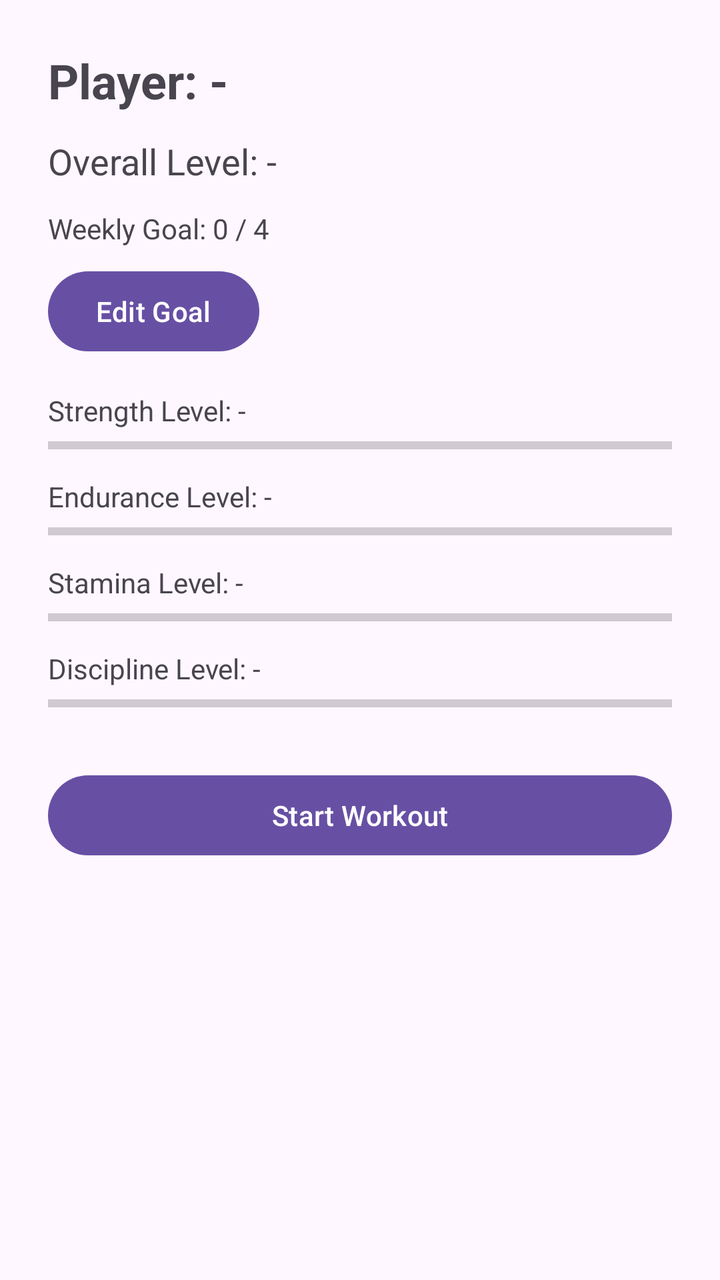
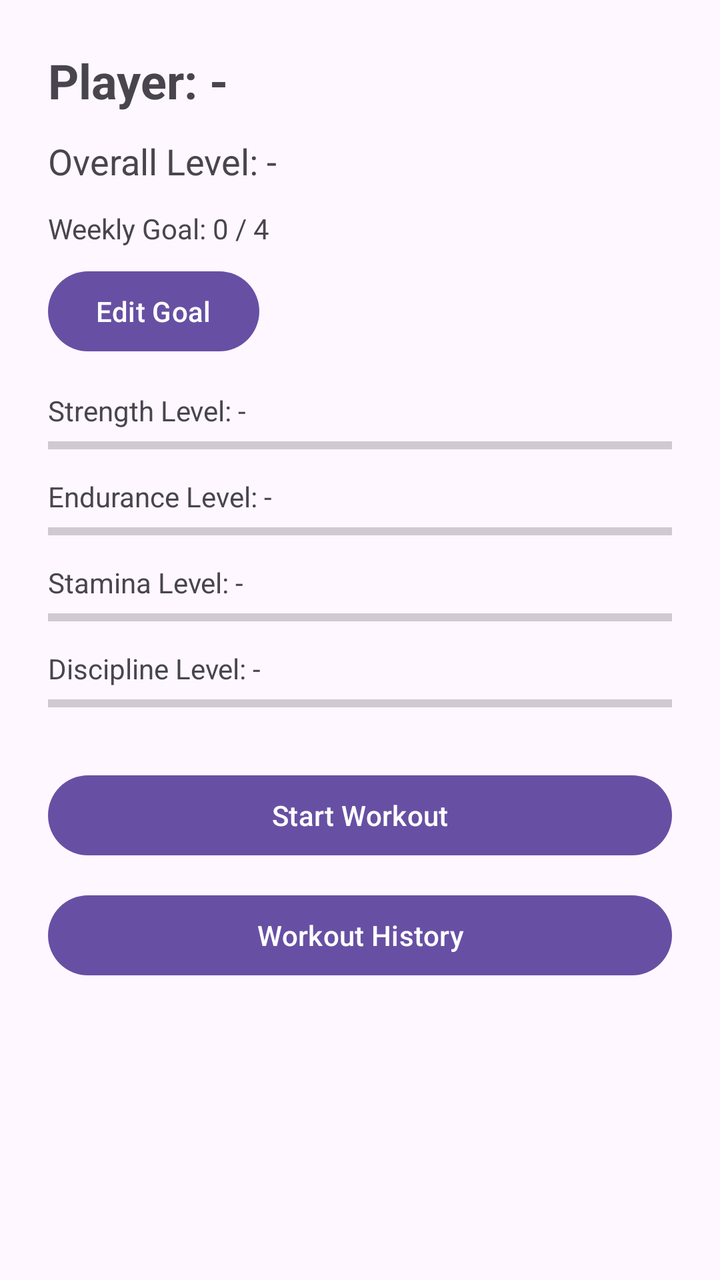

Two renders of the same Android screen: before a commit and after it. Below are the layout's source before the change and the commit's diff.
<!-- AndroidManifest.xml: application theme Theme.SoloLeveling -->
<!-- res/layout/activity_dashboard.xml -->
<?xml version="1.0" encoding="utf-8"?>
<ScrollView xmlns:android="http://schemas.android.com/apk/res/android"
    android:layout_width="match_parent"
    android:layout_height="match_parent">

    <LinearLayout
        android:layout_width="match_parent"
        android:layout_height="wrap_content"
        android:orientation="vertical"
        android:padding="24dp">

        <TextView
            android:id="@+id/text_player_name"
            android:layout_width="match_parent"
            android:layout_height="wrap_content"
            android:textSize="24sp"
            android:textStyle="bold"
            android:text="@string/player_name_placeholder" />

        <TextView
            android:id="@+id/text_overall_level"
            android:layout_width="match_parent"
            android:layout_height="wrap_content"
            android:layout_marginTop="12dp"
            android:textSize="18sp"
            android:text="@string/overall_level_placeholder" />

        <TextView
            android:id="@+id/text_weekly_goal"
            android:layout_width="match_parent"
            android:layout_height="wrap_content"
            android:layout_marginTop="12dp"
            android:text="Weekly Goal: 0 / 4" />

        <Button
            android:id="@+id/button_edit_goal"
            android:layout_width="wrap_content"
            android:layout_height="wrap_content"
            android:layout_marginTop="8dp"
            android:text="Edit Goal" />

        <TextView
            android:id="@+id/text_strength_level"
            android:layout_width="match_parent"
            android:layout_height="wrap_content"
            android:layout_marginTop="16dp"
            android:text="@string/strength_level_placeholder" />

        <ProgressBar
            android:id="@+id/progress_strength"
            style="?android:attr/progressBarStyleHorizontal"
            android:layout_width="match_parent"
            android:layout_height="wrap_content"
            android:max="100" />

        <TextView
            android:id="@+id/text_endurance_level"
            android:layout_width="match_parent"
            android:layout_height="wrap_content"
            android:layout_marginTop="8dp"
            android:text="@string/endurance_level_placeholder" />

        <ProgressBar
            android:id="@+id/progress_endurance"
            style="?android:attr/progressBarStyleHorizontal"
            android:layout_width="match_parent"
            android:layout_height="wrap_content"
            android:max="100" />

        <TextView
            android:id="@+id/text_stamina_level"
            android:layout_width="match_parent"
            android:layout_height="wrap_content"
            android:layout_marginTop="8dp"
            android:text="@string/stamina_level_placeholder" />

        <ProgressBar
            android:id="@+id/progress_stamina"
            style="?android:attr/progressBarStyleHorizontal"
            android:layout_width="match_parent"
            android:layout_height="wrap_content"
            android:max="100" />

        <TextView
            android:id="@+id/text_discipline_level"
            android:layout_width="match_parent"
            android:layout_height="wrap_content"
            android:layout_marginTop="8dp"
            android:text="@string/discipline_level_placeholder" />

        <ProgressBar
            android:id="@+id/progress_discipline"
            style="?android:attr/progressBarStyleHorizontal"
            android:layout_width="match_parent"
            android:layout_height="wrap_content"
            android:max="100" />


        <LinearLayout
            android:id="@+id/muscle_container"
            android:layout_width="match_parent"
            android:layout_height="wrap_content"
            android:layout_marginTop="16dp"
            android:orientation="vertical"
            android:visibility="gone">

            <TextView
                android:layout_width="match_parent"
                android:layout_height="wrap_content"
                android:text="Muscle Stats"
                android:textSize="20sp"
                android:textStyle="bold" />

            <TextView
                android:id="@+id/text_chest_level"
                android:layout_width="match_parent"
                android:layout_height="wrap_content"
                android:layout_marginTop="8dp"
                android:text="Chest Lv. 0" />

            <ProgressBar
                android:id="@+id/progress_chest"
                style="?android:attr/progressBarStyleHorizontal"
                android:layout_width="match_parent"
                android:layout_height="wrap_content"
                android:max="100" />

            <TextView
                android:id="@+id/text_back_level"
                android:layout_width="match_parent"
                android:layout_height="wrap_content"
                android:layout_marginTop="8dp"
                android:text="Back Lv. 0" />

            <ProgressBar
                android:id="@+id/progress_back"
                style="?android:attr/progressBarStyleHorizontal"
                android:layout_width="match_parent"
                android:layout_height="wrap_content"
                android:max="100" />

            <TextView
                android:id="@+id/text_legs_level"
                android:layout_width="match_parent"
                android:layout_height="wrap_content"
                android:layout_marginTop="8dp"
                android:text="Legs Lv. 0" />

            <ProgressBar
                android:id="@+id/progress_legs"
                style="?android:attr/progressBarStyleHorizontal"
                android:layout_width="match_parent"
                android:layout_height="wrap_content"
                android:max="100" />

            <TextView
                android:id="@+id/text_shoulders_level"
                android:layout_width="match_parent"
                android:layout_height="wrap_content"
                android:layout_marginTop="8dp"
                android:text="Shoulders Lv. 0" />

            <ProgressBar
                android:id="@+id/progress_shoulders"
                style="?android:attr/progressBarStyleHorizontal"
                android:layout_width="match_parent"
                android:layout_height="wrap_content"
                android:max="100" />

            <TextView
                android:id="@+id/text_arms_level"
                android:layout_width="match_parent"
                android:layout_height="wrap_content"
                android:layout_marginTop="8dp"
                android:text="Arms Lv. 0" />

            <ProgressBar
                android:id="@+id/progress_arms"
                style="?android:attr/progressBarStyleHorizontal"
                android:layout_width="match_parent"
                android:layout_height="wrap_content"
                android:max="100" />

            <TextView
                android:id="@+id/text_core_level"
                android:layout_width="match_parent"
                android:layout_height="wrap_content"
                android:layout_marginTop="8dp"
                android:text="Core Lv. 0" />

            <ProgressBar
                android:id="@+id/progress_core"
                style="?android:attr/progressBarStyleHorizontal"
                android:layout_width="match_parent"
                android:layout_height="wrap_content"
                android:max="100" />

        </LinearLayout>

        <Button
            android:id="@+id/button_start_workout"
            android:layout_width="match_parent"
            android:layout_height="wrap_content"
            android:layout_marginTop="24dp"
            android:text="@string/start_workout" />

        <Button
            android:id="@+id/button_dev_reset"
            android:layout_width="match_parent"
            android:layout_height="wrap_content"
            android:text="DEV RESET DATABASE"
            android:layout_marginTop="24dp"
            android:visibility="gone"/>

    </LinearLayout>
</ScrollView>
<!-- resources referenced by this layout -->
<resources>
  <string name="discipline_level_placeholder">Discipline Level: -</string>
  <string name="endurance_level_placeholder">Endurance Level: -</string>
  <string name="overall_level_placeholder">Overall Level: -</string>
  <string name="player_name_placeholder">Player: -</string>
  <string name="stamina_level_placeholder">Stamina Level: -</string>
  <string name="start_workout">Start Workout</string>
  <string name="strength_level_placeholder">Strength Level: -</string>
  <style name="Theme.SoloLeveling" parent="Base.Theme.SoloLeveling" />
  <style name="Base.Theme.SoloLeveling" parent="Theme.Material3.DayNight.NoActionBar">
          
          
      </style>
</resources>

<!-- the commit's change to res/layout/activity_dashboard.xml (unified diff, before → after) -->
@@ -205,6 +205,13 @@
             android:text="@string/start_workout" />
 
         <Button
+            android:id="@+id/button_workout_history"
+            android:layout_width="match_parent"
+            android:layout_height="wrap_content"
+            android:layout_marginTop="12dp"
+            android:text="Workout History" />
+
+        <Button
             android:id="@+id/button_dev_reset"
             android:layout_width="match_parent"
             android:layout_height="wrap_content"
